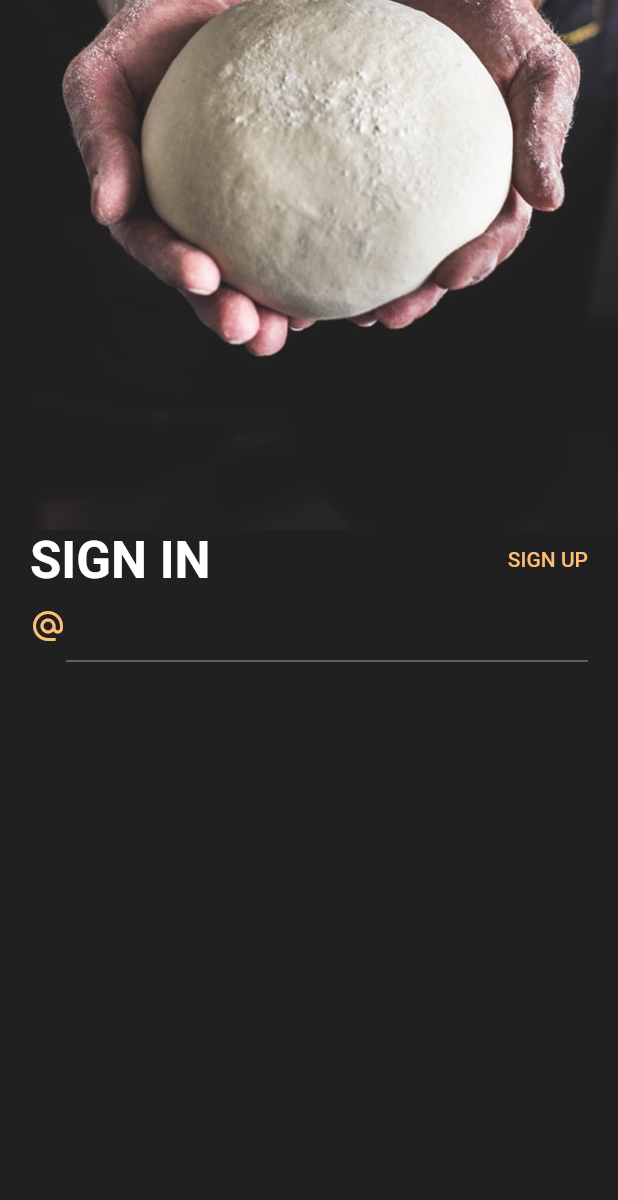
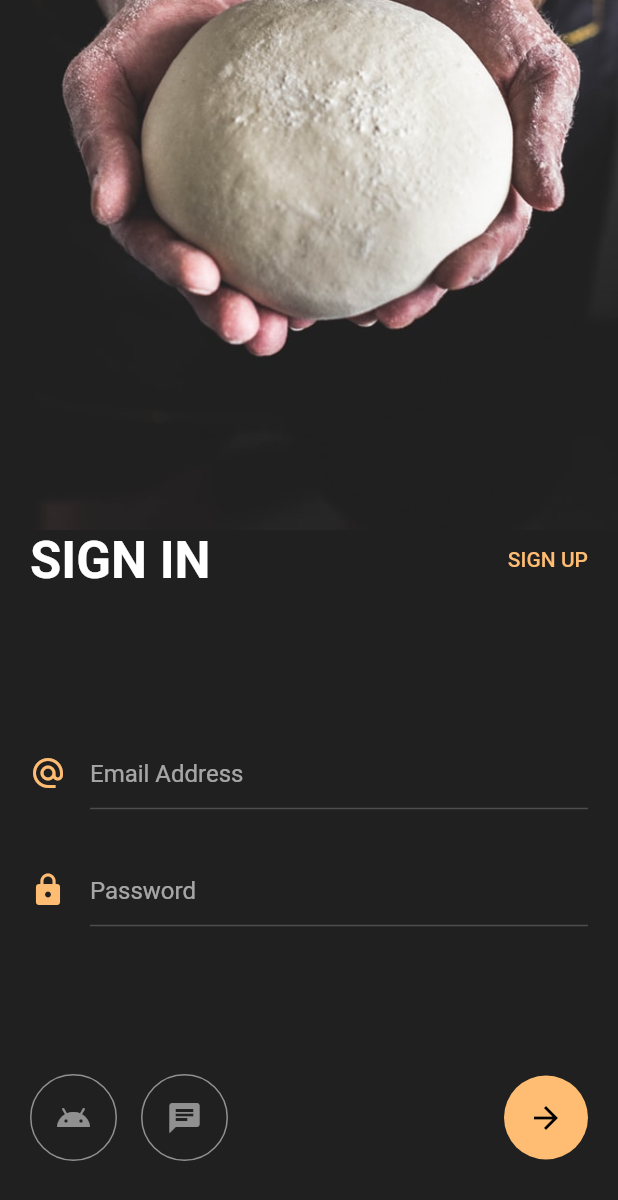
Before and after one commit to chamrouensann/login-screen, a Flutter app: the screen it shows after launch, after a tap on "START ENROLLING", on a phone screen of 412 x 824 dp. Shown: the top 1200 px of the screen. Run offline on Flutter 3.47's test engine with Material 2 defaults, Android fonts, the phone set to English and light mode, and no system bars.

Commit message:
Completed the Login Screen UI Application

```diff
--- a/logic_screen_source_code/lib/main.dart
+++ b/logic_screen_source_code/lib/main.dart
@@ -19,6 +19,11 @@ class MyApp extends StatelessWidget {
             button: TextStyle(color: kPrimaryColor),
             headline:
                 TextStyle(color: Colors.white, fontWeight: FontWeight.normal)),
+        inputDecorationTheme: InputDecorationTheme(
+          enabledBorder: UnderlineInputBorder(
+            borderSide: BorderSide(color: Colors.white.withOpacity(.2)),
+          ),
+        ),
       ),
       home: WelcomeScreen(),
     );
--- a/logic_screen_source_code/lib/signin_screen.dart
+++ b/logic_screen_source_code/lib/signin_screen.dart
@@ -38,16 +38,89 @@ class SignInScreen extends StatelessWidget {
                       )
                     ],
                   ),
+                  Spacer(),
+                  Padding(
+                    padding: const EdgeInsets.only(bottom: 30),
+                    child: Row(
+                      crossAxisAlignment: CrossAxisAlignment.center,
+                      children: <Widget>[
+                        Padding(
+                          padding: EdgeInsets.only(right: 16.0),
+                          child: Icon(
+                            Icons.alternate_email,
+                            color: kPrimaryColor,
+                          ),
+                        ),
+                        Expanded(
+                          child: TextField(
+                            decoration:
+                                InputDecoration(hintText: "Email Address"),
+                          ),
+                        )
+                      ],
+                    ),
+                  ),
                   Row(
+                    crossAxisAlignment: CrossAxisAlignment.center,
                     children: <Widget>[
-                      Icon(
-                        Icons.alternate_email,
-                        color: kPrimaryColor,
+                      Padding(
+                        padding: EdgeInsets.only(right: 16.0),
+                        child: Icon(
+                          Icons.lock,
+                          color: kPrimaryColor,
+                        ),
                       ),
                       Expanded(
-                        child: TextField(),
+                        child: TextField(
+                          decoration: InputDecoration(hintText: "Password"),
+                        ),
                       )
                     ],
+                  ),
+                  Spacer(),
+                  Padding(
+                    padding: const EdgeInsets.only(bottom: 50.0),
+                    child: Row(
+                      children: <Widget>[
+                        Container(
+                          padding: EdgeInsets.all(16),
+                          decoration: BoxDecoration(
+                            shape: BoxShape.circle,
+                            border:
+                                Border.all(color: Colors.white.withOpacity(.5)),
+                          ),
+                          child: Icon(
+                            Icons.android,
+                            color: Colors.white.withOpacity(.5),
+                          ),
+                        ),
+                        SizedBox(width: 16),
+                        Container(
+                          padding: EdgeInsets.all(16),
+                          decoration: BoxDecoration(
+                            shape: BoxShape.circle,
+                            border:
+                                Border.all(color: Colors.white.withOpacity(.5)),
+                          ),
+                          child: Icon(
+                            Icons.chat,
+                            color: Colors.white.withOpacity(.5),
+                          ),
+                        ),
+                        Spacer(),
+                        Container(
+                          padding: EdgeInsets.all(16),
+                          decoration: BoxDecoration(
+                            shape: BoxShape.circle,
+                            color: kPrimaryColor,
+                          ),
+                          child: Icon(
+                            Icons.arrow_forward,
+                            color: Colors.black,
+                          ),
+                        )
+                      ],
+                    ),
                   )
                 ],
               ),
```
